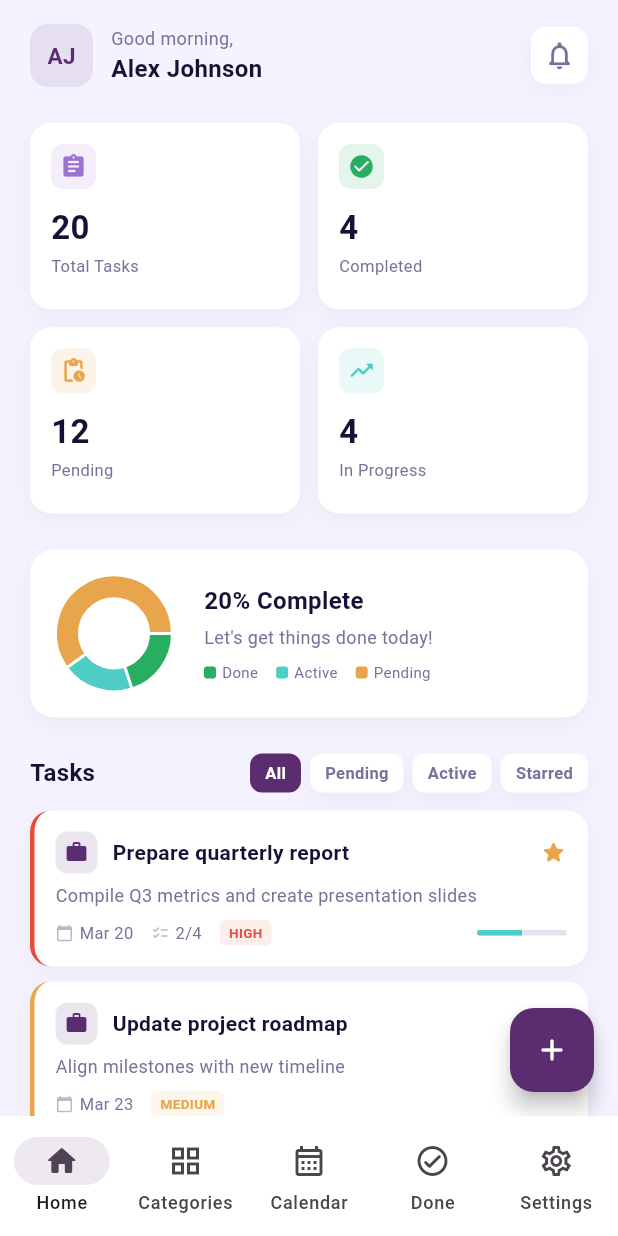
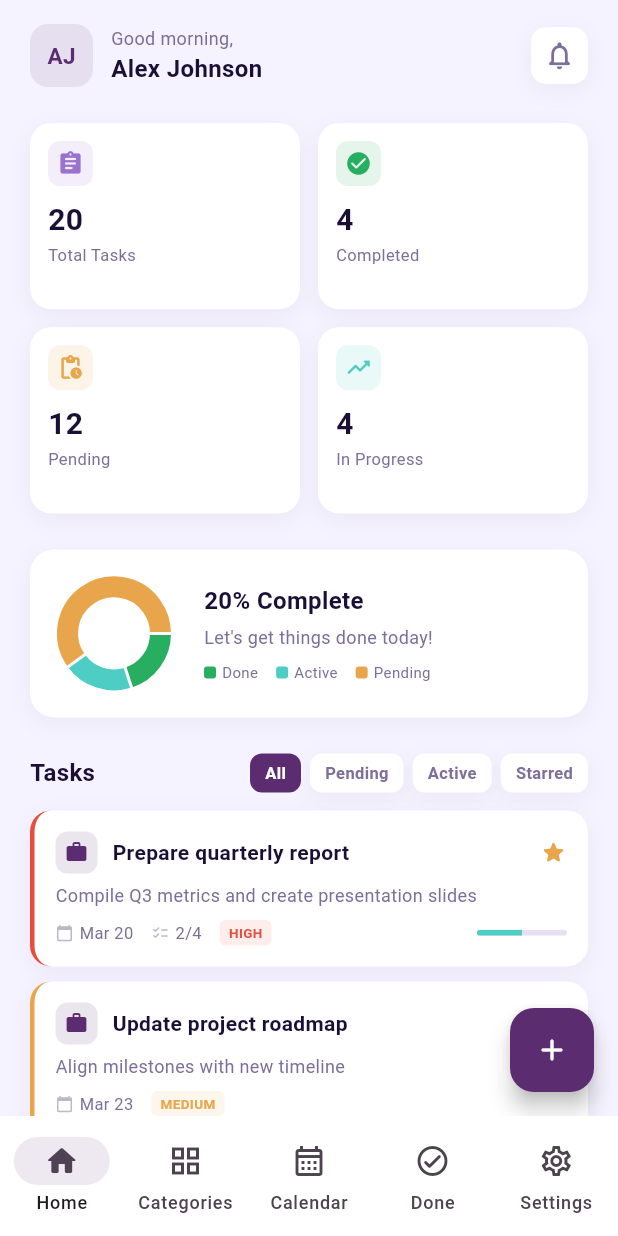
Before and after one commit to sh3ki/tasknest, a Flutter app: the screen it shows after launch, on a phone screen of 412 x 824 dp. Run offline on Flutter 3.47's test engine with Material 3 defaults, Android fonts, the phone set to English and light mode, and no system bars; drawn by our look-alikes of fl_chart; network calls fail.

Commit message:
Update lib/widgets/stat_card.dart

```diff
--- a/lib/widgets/stat_card.dart
+++ b/lib/widgets/stat_card.dart
@@ -13,7 +13,7 @@ class StatCard extends StatelessWidget {
   Widget build(BuildContext context) {
     final c = color ?? AppTheme.secondary;
     return Container(
-      padding: const EdgeInsets.all(14),
+      padding: const EdgeInsets.all(12),
       decoration: BoxDecoration(
         color: AppTheme.cardBg,
         borderRadius: BorderRadius.circular(14),
@@ -30,10 +30,15 @@ class StatCard extends StatelessWidget {
             ),
             child: Icon(icon, color: c, size: 18),
           ),
-          const SizedBox(height: 10),
-          Text(value, style: const TextStyle(color: AppTheme.textPrimary, fontSize: 22, fontWeight: FontWeight.w700)),
-          const SizedBox(height: 2),
-          Text(label, style: const TextStyle(color: AppTheme.textSecondary, fontSize: 11)),
+          const SizedBox(height: 8),
+          Text(value, style: const TextStyle(color: AppTheme.textPrimary, fontSize: 20, fontWeight: FontWeight.w700)),
+          const SizedBox(height: 1),
+          Text(
+            label,
+            maxLines: 1,
+            overflow: TextOverflow.ellipsis,
+            style: const TextStyle(color: AppTheme.textSecondary, fontSize: 11),
+          ),
         ],
       ),
     );
```
